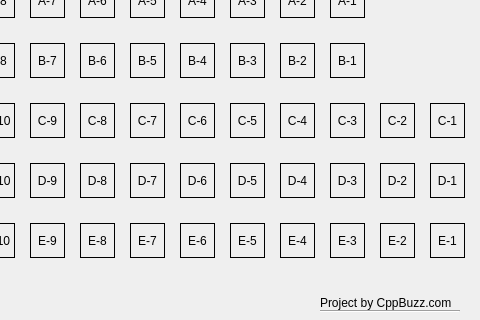
Above: mainwindow.ui from Chihab0502/QtProjectCinema before the change; both pictures show x 280 to 760 and y 157 to 477 of the 760 by 477 pixel window. Below: the same form after it.
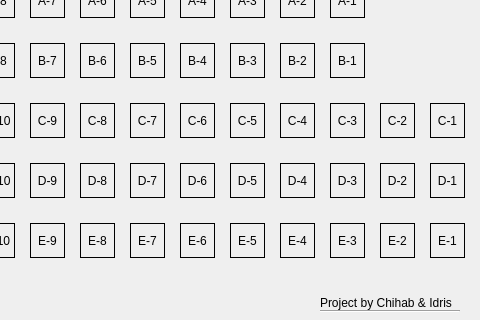
That is the form after the change.

```diff
--- a/mainwindow.ui
+++ b/mainwindow.ui
@@ -1393,7 +1393,7 @@
      </font>
     </property>
     <property name="text">
-     <string>Project by CppBuzz.com</string>
+     <string>Project by Chihab &amp; Idris</string>
     </property>
    </widget>
    <widget class="Line" name="line">
```
